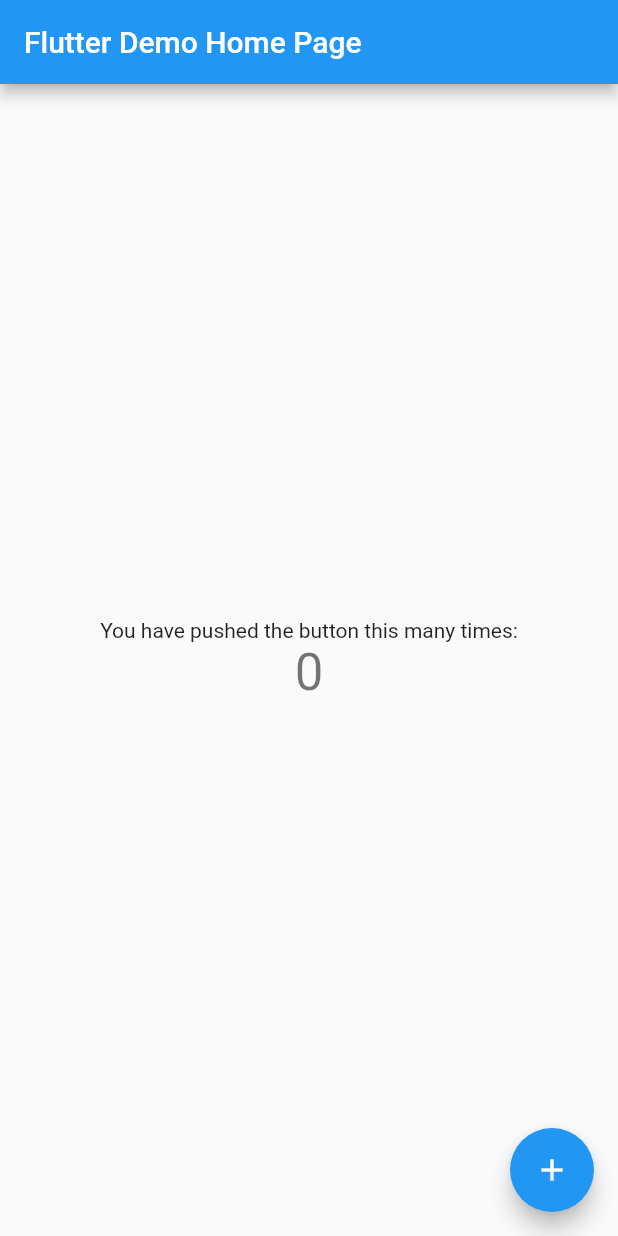
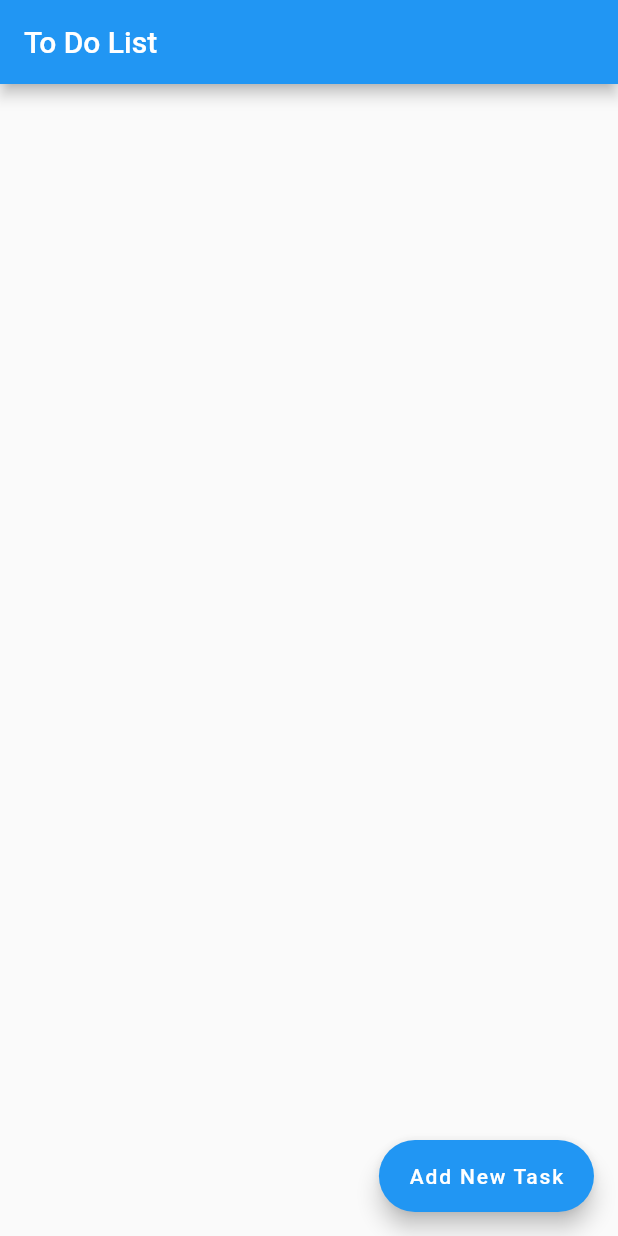
Before and after one commit to avrpic8/Flutter-Task-List, a Flutter app: the screen it shows after launch, on a phone screen of 412 x 824 dp. Run offline on Flutter 3.47's test engine with Material 2 defaults, Android fonts, the phone set to English and light mode, and no system bars; our stand-ins replace hive_flutter; accounts and stored records are empty.

Commit message:
part3 complete

```diff
--- /dev/null
+++ b/lib/core/constants.dart
@@ -0,0 +1 @@
+const taskBoxName = 'tasks';
--- /dev/null
+++ b/lib/data/model/task.dart
@@ -0,0 +1,23 @@
+import 'package:hive_flutter/hive_flutter.dart';
+part 'task.g.dart';
+
+@HiveType(typeId: 0)
+class Task extends HiveObject{
+
+  @HiveField(0)
+  String name ='';
+  @HiveField(1)
+  bool isCompleted = false;
+  @HiveField(2)
+  Periority periority = Periority.low;
+}
+
+@HiveType(typeId: 1)
+enum Periority {
+  @HiveField(0)
+  low,
+  @HiveField(1)
+  medium,
+  @HiveField(2)
+  high
+}
--- a/lib/main.dart
+++ b/lib/main.dart
@@ -1,6 +1,14 @@
 import 'package:flutter/material.dart';
+import 'package:flutter_task_list/core/constants.dart';
+import 'package:flutter_task_list/data/model/task.dart';
+import 'package:flutter_task_list/module/home/home_page.dart';
+import 'package:hive_flutter/hive_flutter.dart';
 
-void main() {
+void main() async {
+  await Hive.initFlutter();
+  Hive.registerAdapter(TaskAdapter());
+  Hive.registerAdapter(PeriorityAdapter());
+  await Hive.openBox<Task>(taskBoxName);
   runApp(const MyApp());
 }
 
@@ -13,103 +21,9 @@
     return MaterialApp(
       title: 'Flutter Demo',
       theme: ThemeData(
-        // This is the theme of your application.
-        //
-        // Try running your application with "flutter run". You'll see the
-        // application has a blue toolbar. Then, without quitting the app, try
-        // changing the primarySwatch below to Colors.green and then invoke
-        // "hot reload" (press "r" in the console where you ran "flutter run",
-        // or simply save your changes to "hot reload" in a Flutter IDE).
-        // Notice that the counter didn't reset back to zero; the application
-        // is not restarted.
         primarySwatch: Colors.blue,
       ),
-      home: const MyHomePage(title: 'Flutter Demo Home Page'),
+      home: const HomePage(),
     );
   }
 }
-
-class MyHomePage extends StatefulWidget {
-  const MyHomePage({Key? key, required this.title}) : super(key: key);
-
-  // This widget is the home page of your application. It is stateful, meaning
-  // that it has a State object (defined below) that contains fields that affect
-  // how it looks.
-
-  // This class is the configuration for the state. It holds the values (in this
-  // case the title) provided by the parent (in this case the App widget) and
-  // used by the build method of the State. Fields in a Widget subclass are
-  // always marked "final".
-
-  final String title;
-
-  @override
-  State<MyHomePage> createState() => _MyHomePageState();
-}
-
-class _MyHomePageState extends State<MyHomePage> {
-  int _counter = 0;
-
-  void _incrementCounter() {
-    setState(() {
-      // This call to setState tells the Flutter framework that something has
-      // changed in this State, which causes it to rerun the build method below
-      // so that the display can reflect the updated values. If we changed
-      // _counter without calling setState(), then the build method would not be
-      // called again, and so nothing would appear to happen.
-      _counter++;
-    });
-  }
-
-  @override
-  Widget build(BuildContext context) {
-    // This method is rerun every time setState is called, for instance as done
-    // by the _incrementCounter method above.
-    //
-    // The Flutter framework has been optimized to make rerunning build methods
-    // fast, so that you can just rebuild anything that needs updating rather
-    // than having to individually change instances of widgets.
-    return Scaffold(
-      appBar: AppBar(
-        // Here we take the value from the MyHomePage object that was created by
-        // the App.build method, and use it to set our appbar title.
-        title: Text(widget.title),
-      ),
-      body: Center(
-        // Center is a layout widget. It takes a single child and positions it
-        // in the middle of the parent.
-        child: Column(
-          // Column is also a layout widget. It takes a list of children and
-          // arranges them vertically. By default, it sizes itself to fit its
-          // children horizontally, and tries to be as tall as its parent.
-          //
-          // Invoke "debug painting" (press "p" in the console, choose the
-          // "Toggle Debug Paint" action from the Flutter Inspector in Android
-          // Studio, or the "Toggle Debug Paint" command in Visual Studio Code)
-          // to see the wireframe for each widget.
-          //
-          // Column has various properties to control how it sizes itself and
-          // how it positions its children. Here we use mainAxisAlignment to
-          // center the children vertically; the main axis here is the vertical
-          // axis because Columns are vertical (the cross axis would be
-          // horizontal).
-          mainAxisAlignment: MainAxisAlignment.center,
-          children: <Widget>[
-            const Text(
-              'You have pushed the button this many times:',
-            ),
-            Text(
-              '$_counter',
-              style: Theme.of(context).textTheme.headline4,
-            ),
-          ],
-        ),
-      ),
-      floatingActionButton: FloatingActionButton(
-        onPressed: _incrementCounter,
-        tooltip: 'Increment',
-        child: const Icon(Icons.add),
-      ), // This trailing comma makes auto-formatting nicer for build methods.
-    );
-  }
-}
--- /dev/null
+++ b/lib/module/edit/edit_page.dart
@@ -0,0 +1,45 @@
+import 'package:flutter/material.dart';
+import 'package:flutter_task_list/core/constants.dart';
+import 'package:flutter_task_list/data/model/task.dart';
+import 'package:hive_flutter/hive_flutter.dart';
+
+class EditTaskPage extends StatelessWidget {
+  final _textController = TextEditingController();
+
+  EditTaskPage({Key? key}) : super(key: key);
+
+  @override
+  Widget build(BuildContext context) {
+    return Scaffold(
+      appBar: AppBar(
+        title: const Text('Edit Task'),
+      ),
+      floatingActionButtonLocation: FloatingActionButtonLocation.centerFloat,
+      floatingActionButton: FloatingActionButton.extended(
+        onPressed: () {
+          final task = Task()
+            ..name = _textController.text
+            ..periority = Periority.low;
+
+          if (task.isInBox) {
+            task.save();
+          } else {
+            final box = Hive.box<Task>(taskBoxName);
+            box.add(task);
+          }
+          Navigator.pop(context);
+        },
+        label: const Text('Save Changes'),
+      ),
+      body: Column(
+        children: [
+          TextField(
+            controller: _textController,
+            decoration:
+                const InputDecoration(label: Text('Add a task for today...')),
+          )
+        ],
+      ),
+    );
+  }
+}
--- /dev/null
+++ b/lib/module/home/home_page.dart
@@ -0,0 +1,41 @@
+import 'package:flutter/material.dart';
+import 'package:flutter_task_list/core/constants.dart';
+import 'package:flutter_task_list/data/model/task.dart';
+import 'package:flutter_task_list/module/edit/edit_page.dart';
+import 'package:hive_flutter/hive_flutter.dart';
+
+class HomePage extends StatelessWidget {
+  const HomePage({Key? key}) : super(key: key);
+
+  @override
+  Widget build(BuildContext context) {
+    final box = Hive.box<Task>(taskBoxName);
+    return Scaffold(
+      appBar: AppBar(
+        title: const Text('To Do List'),
+      ),
+      floatingActionButton: FloatingActionButton.extended(
+        onPressed: () {
+          Navigator.of(context).push(
+            MaterialPageRoute(builder: (context) => EditTaskPage()),
+          );
+        },
+        label: const Text('Add New Task'),
+      ),
+      body: ValueListenableBuilder(
+        valueListenable: box.listenable(),
+        builder: (context, value, child) {
+          return ListView.builder(
+            itemCount: box.values.length,
+            itemBuilder: (contex, index) {
+              Task task = box.values.toList()[index];
+              return Container(
+                child: Text(task.name),
+              );
+            },
+          );
+        },
+      ),
+    );
+  }
+}
--- a/pubspec.yaml
+++ b/pubspec.yaml
@@ -30,6 +30,7 @@
   flutter:
     sdk: flutter
 
+  hive_flutter: ^1.1.0
 
   # The following adds the Cupertino Icons font to your application.
   # Use with the CupertinoIcons class for iOS style icons.
@@ -38,6 +39,8 @@
 dev_dependencies:
   flutter_test:
     sdk: flutter
+  hive_generator: ^1.1.1
+  build_runner: ^2.1.7
 
   # The "flutter_lints" package below contains a set of recommended lints to
   # encourage good coding practices. The lint set provided by the package is
```
Also changed, not shown: lib/data/model/task.g.dart (added), pubspec.lock.
